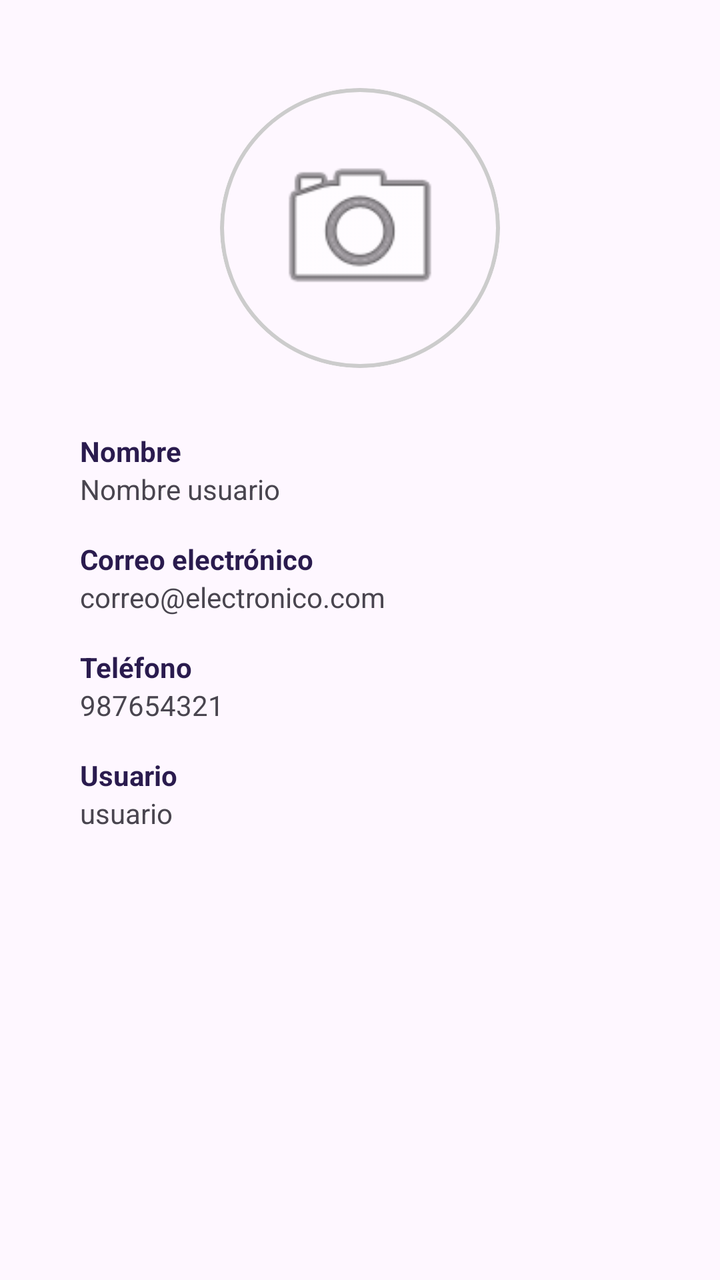
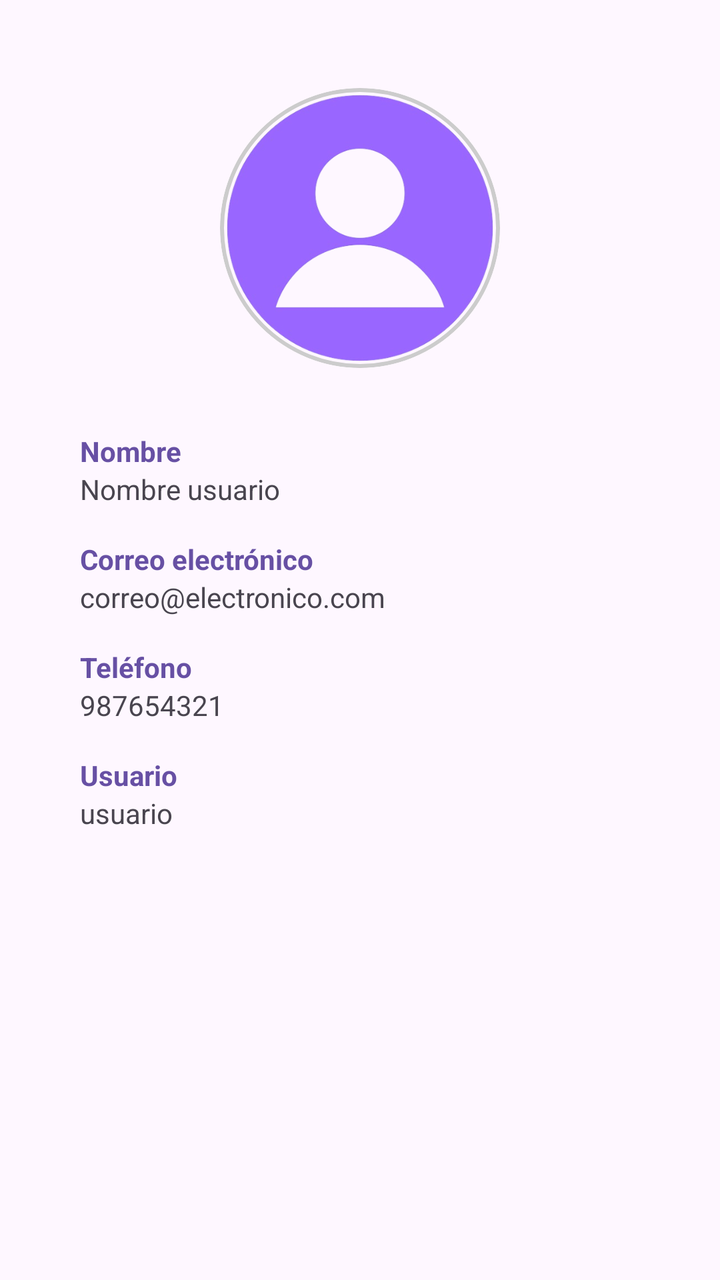

Two renders of the same Android screen: before a commit and after it. Below are the layout's source before the change and the commit's diff.
<!-- AndroidManifest.xml: application theme Theme.BikeLight -->
<!-- res/layout/fragment_perfil.xml -->
<?xml version="1.0" encoding="utf-8"?>
<LinearLayout xmlns:android="http://schemas.android.com/apk/res/android"
    xmlns:app="http://schemas.android.com/apk/res-auto"
    android:layout_width="match_parent"
    android:layout_height="match_parent"
    android:orientation="vertical"
    android:padding="24dp"
    android:gravity="center_horizontal">

    <com.google.android.material.card.MaterialCardView
        android:layout_width="140dp"
        android:layout_height="140dp"
        app:cardCornerRadius="70dp"
        app:strokeWidth="2dp"
        app:strokeColor="#CCCCCC"
        android:layout_marginTop="20dp"
        android:layout_marginBottom="32dp">

        <ImageView
            android:layout_width="match_parent"
            android:layout_height="match_parent"
            android:padding="24dp"
            android:src="@android:drawable/ic_menu_camera"
            android:contentDescription="Avatar" />
    </com.google.android.material.card.MaterialCardView>

    <LinearLayout
        android:layout_width="match_parent"
        android:layout_height="wrap_content"
        android:orientation="vertical"
        android:paddingStart="16dp"
        android:paddingEnd="16dp">

        <TextView
            android:layout_width="wrap_content"
            android:layout_height="wrap_content"
            android:text="Nombre"
            android:textStyle="bold"
            android:textColor="@color/bikelight_header" />
        <TextView
            android:id="@+id/tvProfileName"
            android:layout_width="wrap_content"
            android:layout_height="wrap_content"
            android:text="Nombre usuario"
            android:layout_marginBottom="16dp" />

        <TextView
            android:layout_width="wrap_content"
            android:layout_height="wrap_content"
            android:text="Correo electrónico"
            android:textStyle="bold"
            android:textColor="@color/bikelight_header" />
        <TextView
            android:id="@+id/tvProfileEmail"
            android:layout_width="wrap_content"
            android:layout_height="wrap_content"
            android:text="correo@electronico.com"
            android:layout_marginBottom="16dp" />

        <TextView
            android:layout_width="wrap_content"
            android:layout_height="wrap_content"
            android:text="Teléfono"
            android:textStyle="bold"
            android:textColor="@color/bikelight_header" />
        <TextView
            android:id="@+id/tvProfilePhone"
            android:layout_width="wrap_content"
            android:layout_height="wrap_content"
            android:text="987654321"
            android:layout_marginBottom="16dp" />

        <TextView
            android:layout_width="wrap_content"
            android:layout_height="wrap_content"
            android:text="Usuario"
            android:textStyle="bold"
            android:textColor="@color/bikelight_header" />
        <TextView
            android:id="@+id/tvProfileUser"
            android:layout_width="wrap_content"
            android:layout_height="wrap_content"
            android:text="usuario" />
    </LinearLayout>
</LinearLayout>
<!-- resources referenced by this layout -->
<resources>
  <color name="bikelight_header">#2A1B4E</color>
  <style name="Theme.BikeLight" parent="Base.Theme.BikeLight" />
  <style name="Base.Theme.BikeLight" parent="Theme.Material3.DayNight.NoActionBar">
          
          
      </style>
</resources>

<!-- the commit's change to res/layout/fragment_perfil.xml (unified diff, before → after) -->
@@ -19,8 +19,7 @@
         <ImageView
             android:layout_width="match_parent"
             android:layout_height="match_parent"
-            android:padding="24dp"
-            android:src="@android:drawable/ic_menu_camera"
+            android:src="@drawable/usuario"
             android:contentDescription="Avatar" />
     </com.google.android.material.card.MaterialCardView>
 
@@ -36,7 +35,7 @@
             android:layout_height="wrap_content"
             android:text="Nombre"
             android:textStyle="bold"
-            android:textColor="@color/bikelight_header" />
+            android:textColor="@color/bikelight_primary" />
         <TextView
             android:id="@+id/tvProfileName"
             android:layout_width="wrap_content"
@@ -49,7 +48,7 @@
             android:layout_height="wrap_content"
             android:text="Correo electrónico"
             android:textStyle="bold"
-            android:textColor="@color/bikelight_header" />
+            android:textColor="@color/bikelight_primary" />
         <TextView
             android:id="@+id/tvProfileEmail"
             android:layout_width="wrap_content"
@@ -62,7 +61,7 @@
             android:layout_height="wrap_content"
             android:text="Teléfono"
             android:textStyle="bold"
-            android:textColor="@color/bikelight_header" />
+            android:textColor="@color/bikelight_primary" />
         <TextView
             android:id="@+id/tvProfilePhone"
             android:layout_width="wrap_content"
@@ -75,7 +74,7 @@
             android:layout_height="wrap_content"
             android:text="Usuario"
             android:textStyle="bold"
-            android:textColor="@color/bikelight_header" />
+            android:textColor="@color/bikelight_primary" />
         <TextView
             android:id="@+id/tvProfileUser"
             android:layout_width="wrap_content"
<!-- resource entries referenced after the edit -->
@@ -1,6 +1,7 @@
 <!-- resources referenced by this layout -->
 <resources>
-  <color name="bikelight_header">#2A1B4E</color>
+  <color name="bikelight_primary">#6750A4</color>
+  <!-- drawable usuario: png bitmap (drawable, 77001 bytes) -->
   <style name="Theme.BikeLight" parent="Base.Theme.BikeLight" />
   <style name="Base.Theme.BikeLight" parent="Theme.Material3.DayNight.NoActionBar">
           
